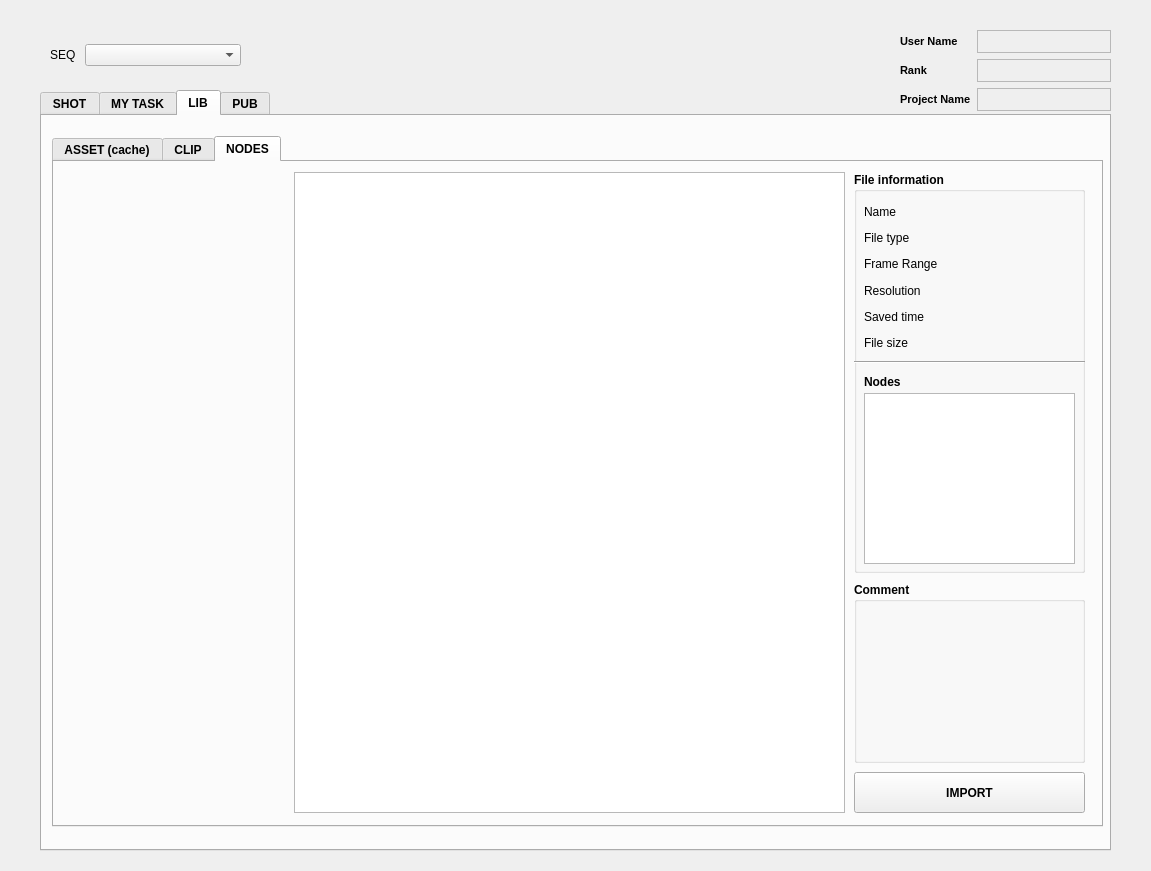
Qt form pipeline/scripts/loader/loader_ui/main_window_v002.ui (UiChul/yummy) before a commit.
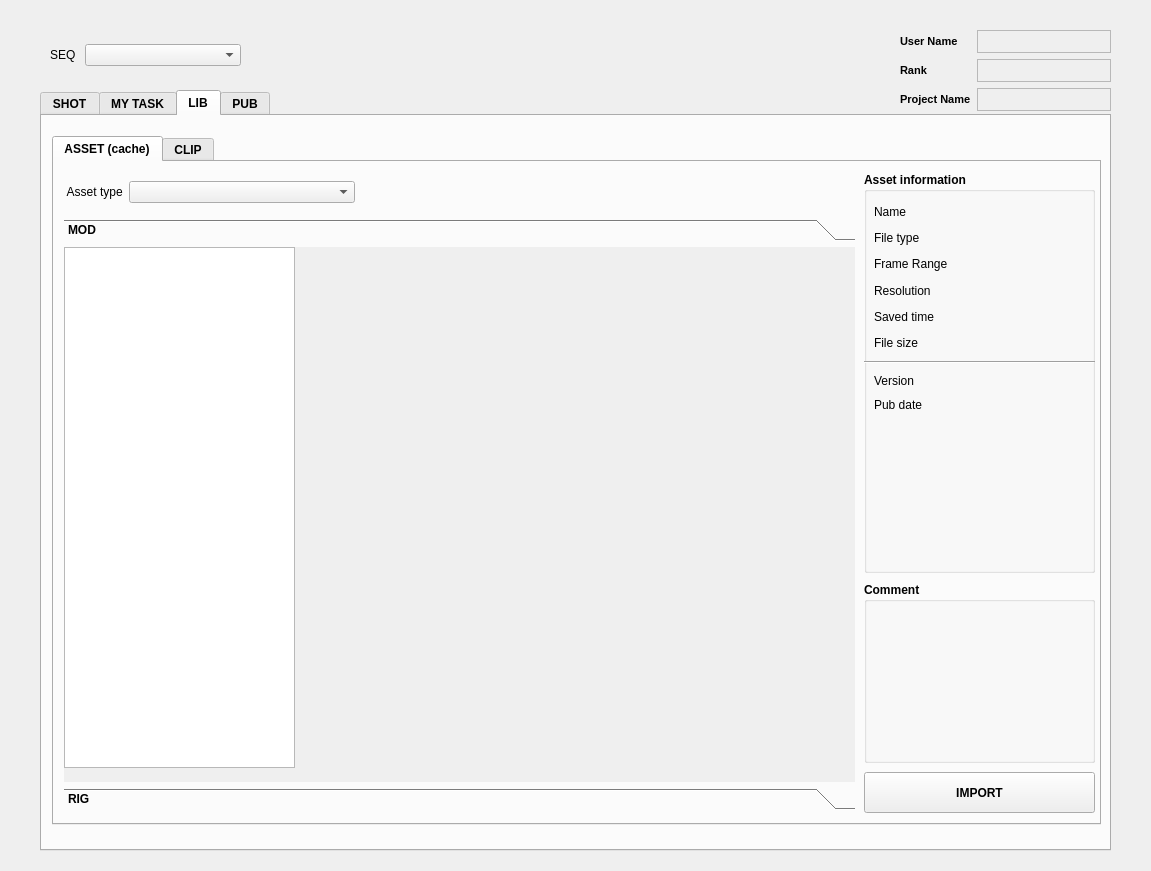
The same form after that commit. The open tabs and pages were chosen to show the change.

What changed in the file:
```diff
--- a/pipeline/scripts/loader/loader_ui/main_window_v002.ui
+++ b/pipeline/scripts/loader/loader_ui/main_window_v002.ui
@@ -1159,18 +1159,15 @@
     <attribute name="title">
      <string>LIB</string>
     </attribute>
-    <widget class="QWidget" name="gridLayoutWidget_2">
-     <property name="geometry">
-      <rect>
-       <x>10</x>
-       <y>20</y>
-       <width>1051</width>
-       <height>691</height>
-      </rect>
-     </property>
-     <layout class="QGridLayout" name="gridLayout_3">
-      <item row="0" column="0">
        <widget class="QTabWidget" name="tabWidget_template">
+     <property name="geometry">
+      <rect>
+       <x>10</x>
+       <y>20</y>
+       <width>1049</width>
+       <height>689</height>
+      </rect>
+     </property>
         <property name="font">
          <font>
           <bold>true</bold>
@@ -1577,9 +1574,48 @@
            </font>
           </property>
           <property name="currentIndex">
-           <number>0</number>
-          </property>
-          <widget class="QWidget" name="page_5">
+        <number>1</number>
+       </property>
+       <widget class="QWidget" name="page_mod">
+        <property name="geometry">
+         <rect>
+          <x>0</x>
+          <y>0</y>
+          <width>98</width>
+          <height>28</height>
+         </rect>
+        </property>
+        <attribute name="label">
+         <string>MOD</string>
+        </attribute>
+        <widget class="QListWidget" name="listWidget_mod">
+         <property name="geometry">
+          <rect>
+           <x>0</x>
+           <y>0</y>
+           <width>231</width>
+           <height>521</height>
+          </rect>
+         </property>
+         <property name="font">
+          <font>
+           <bold>false</bold>
+          </font>
+         </property>
+        </widget>
+        <widget class="QWidget" name="gridLayoutWidget_6">
+         <property name="geometry">
+          <rect>
+           <x>240</x>
+           <y>0</y>
+           <width>551</width>
+           <height>521</height>
+          </rect>
+         </property>
+         <layout class="QGridLayout" name="gridLayout_mod"/>
+        </widget>
+       </widget>
+       <widget class="QWidget" name="page_rig">
            <property name="geometry">
             <rect>
              <x>0</x>
@@ -1589,50 +1625,33 @@
             </rect>
            </property>
            <attribute name="label">
-            <string>MDL</string>
-           </attribute>
-           <widget class="QTableWidget" name="tableWidget_asset_mdl_asset">
+         <string>RIG</string>
+        </attribute>
+        <widget class="QListWidget" name="listWidget_rig">
+         <property name="geometry">
+          <rect>
+           <x>0</x>
+           <y>0</y>
+           <width>231</width>
+           <height>521</height>
+          </rect>
+         </property>
+         <property name="font">
+          <font>
+           <bold>false</bold>
+          </font>
+         </property>
+        </widget>
+        <widget class="QWidget" name="gridLayoutWidget_7">
             <property name="geometry">
              <rect>
               <x>240</x>
               <y>0</y>
               <width>551</width>
-              <height>525</height>
-             </rect>
-            </property>
-           </widget>
-           <widget class="QListWidget" name="listWidget_cache_name">
-            <property name="geometry">
-             <rect>
-              <x>0</x>
-              <y>0</y>
-              <width>231</width>
-              <height>525</height>
-             </rect>
-            </property>
-           </widget>
-          </widget>
-          <widget class="QWidget" name="page_6">
-           <property name="geometry">
-            <rect>
-             <x>0</x>
-             <y>0</y>
-             <width>100</width>
-             <height>30</height>
-            </rect>
-           </property>
-           <attribute name="label">
-            <string>ANI</string>
-           </attribute>
-           <widget class="QTableWidget" name="tableWidget_asset_ani_asset">
-            <property name="geometry">
-             <rect>
-              <x>0</x>
-              <y>1</y>
-              <width>501</width>
-              <height>564</height>
-             </rect>
-            </property>
+           <height>521</height>
+          </rect>
+         </property>
+         <layout class="QGridLayout" name="gridLayout_rig"/>
            </widget>
           </widget>
          </widget>
@@ -1665,12 +1684,18 @@
             </widget>
            </item>
            <item>
-            <widget class="QComboBox" name="comboBox_asset_type"/>
+         <widget class="QComboBox" name="comboBox_asset_type">
+          <property name="font">
+           <font>
+            <bold>false</bold>
+           </font>
+          </property>
+         </widget>
            </item>
           </layout>
          </widget>
         </widget>
-        <widget class="QWidget" name="tab_clip">
+     <widget class="QWidget" name="tab_clip_2">
          <attribute name="title">
           <string>CLIP</string>
          </attribute>
@@ -1910,378 +1935,12 @@
             <x>10</x>
             <y>10</y>
             <width>781</width>
-            <height>641</height>
-           </rect>
-          </property>
-          <property name="font">
-           <font>
-            <pointsize>10</pointsize>
-            <bold>false</bold>
-           </font>
-          </property>
-          <attribute name="horizontalHeaderVisible">
-           <bool>false</bool>
-          </attribute>
-          <attribute name="horizontalHeaderMinimumSectionSize">
-           <number>50</number>
-          </attribute>
-          <attribute name="horizontalHeaderStretchLastSection">
-           <bool>false</bool>
-          </attribute>
-          <attribute name="verticalHeaderVisible">
-           <bool>false</bool>
-          </attribute>
-          <attribute name="verticalHeaderMinimumSectionSize">
-           <number>50</number>
-          </attribute>
-          <attribute name="verticalHeaderDefaultSectionSize">
-           <number>100</number>
-          </attribute>
-         </widget>
-        </widget>
-        <widget class="QWidget" name="tab_nodes">
-         <attribute name="title">
-          <string>NODES</string>
-         </attribute>
-         <widget class="QGroupBox" name="groupBox_nodes_file_info">
-          <property name="geometry">
-           <rect>
-            <x>800</x>
-            <y>10</y>
-            <width>231</width>
-            <height>401</height>
-           </rect>
-          </property>
-          <property name="font">
-           <font>
-            <bold>true</bold>
-            <underline>false</underline>
-            <strikeout>false</strikeout>
-           </font>
-          </property>
-          <property name="title">
-           <string>File information</string>
-          </property>
-          <property name="flat">
-           <bool>false</bool>
-          </property>
-          <property name="checkable">
-           <bool>false</bool>
-          </property>
-          <widget class="QWidget" name="verticalLayoutWidget_21">
-           <property name="geometry">
-            <rect>
-             <x>10</x>
-             <y>30</y>
-             <width>74</width>
-             <height>151</height>
-            </rect>
-           </property>
-           <layout class="QVBoxLayout" name="verticalLayout_23">
-            <item>
-             <widget class="QLabel" name="label_59">
-              <property name="font">
-               <font>
-                <pointsize>9</pointsize>
-                <bold>false</bold>
-                <underline>false</underline>
-                <strikeout>false</strikeout>
-               </font>
-              </property>
-              <property name="text">
-               <string>Name</string>
-              </property>
-             </widget>
-            </item>
-            <item>
-             <widget class="QLabel" name="label_60">
-              <property name="font">
-               <font>
-                <pointsize>9</pointsize>
-                <bold>false</bold>
-                <underline>false</underline>
-                <strikeout>false</strikeout>
-               </font>
-              </property>
-              <property name="text">
-               <string>File type</string>
-              </property>
-             </widget>
-            </item>
-            <item>
-             <widget class="QLabel" name="label_75">
-              <property name="font">
-               <font>
-                <pointsize>9</pointsize>
-                <bold>false</bold>
-                <underline>false</underline>
-                <strikeout>false</strikeout>
-               </font>
-              </property>
-              <property name="text">
-               <string>Frame Range </string>
-              </property>
-             </widget>
-            </item>
-            <item>
-             <widget class="QLabel" name="label_76">
-              <property name="font">
-               <font>
-                <pointsize>9</pointsize>
-                <bold>false</bold>
-                <underline>false</underline>
-                <strikeout>false</strikeout>
-               </font>
-              </property>
-              <property name="text">
-               <string>Resolution</string>
-              </property>
-             </widget>
-            </item>
-            <item>
-             <widget class="QLabel" name="label_77">
-              <property name="font">
-               <font>
-                <pointsize>9</pointsize>
-                <bold>false</bold>
-                <underline>false</underline>
-                <strikeout>false</strikeout>
-               </font>
-              </property>
-              <property name="text">
-               <string>Saved time</string>
-              </property>
-             </widget>
-            </item>
-            <item>
-             <widget class="QLabel" name="label_78">
-              <property name="font">
-               <font>
-                <pointsize>9</pointsize>
-                <bold>false</bold>
-                <underline>false</underline>
-                <strikeout>false</strikeout>
-               </font>
-              </property>
-              <property name="text">
-               <string>File size</string>
-              </property>
-             </widget>
-            </item>
-           </layout>
-          </widget>
-          <widget class="QWidget" name="verticalLayoutWidget_22">
-           <property name="geometry">
-            <rect>
-             <x>90</x>
-             <y>30</y>
-             <width>131</width>
-             <height>151</height>
-            </rect>
-           </property>
-           <layout class="QVBoxLayout" name="verticalLayout_24">
-            <item>
-             <widget class="QLabel" name="label_nodes_filename">
-              <property name="font">
-               <font>
-                <pointsize>9</pointsize>
-                <bold>false</bold>
-                <underline>false</underline>
-                <strikeout>false</strikeout>
-               </font>
-              </property>
-              <property name="text">
-               <string/>
-              </property>
-             </widget>
-            </item>
-            <item>
-             <widget class="QLabel" name="label_nodes_filetype">
-              <property name="font">
-               <font>
-                <pointsize>9</pointsize>
-                <bold>false</bold>
-                <underline>false</underline>
-                <strikeout>false</strikeout>
-               </font>
-              </property>
-              <property name="text">
-               <string/>
-              </property>
-             </widget>
-            </item>
-            <item>
-             <widget class="QLabel" name="label_nodes_framerange">
-              <property name="font">
-               <font>
-                <pointsize>9</pointsize>
-                <bold>false</bold>
-                <underline>false</underline>
-                <strikeout>false</strikeout>
-               </font>
-              </property>
-              <property name="text">
-               <string/>
-              </property>
-             </widget>
-            </item>
-            <item>
-             <widget class="QLabel" name="label_nodes_resolution">
-              <property name="font">
-               <font>
-                <pointsize>9</pointsize>
-                <bold>false</bold>
-                <underline>false</underline>
-                <strikeout>false</strikeout>
-               </font>
-              </property>
-              <property name="text">
-               <string/>
-              </property>
-             </widget>
-            </item>
-            <item>
-             <widget class="QLabel" name="label_nodes_savedtime">
-              <property name="font">
-               <font>
-                <pointsize>9</pointsize>
-                <bold>false</bold>
-                <underline>false</underline>
-                <strikeout>false</strikeout>
-               </font>
-              </property>
-              <property name="text">
-               <string/>
-              </property>
-             </widget>
-            </item>
-            <item>
-             <widget class="QLabel" name="label_nodes_filesize">
-              <property name="font">
-               <font>
-                <pointsize>9</pointsize>
-                <bold>false</bold>
-                <underline>false</underline>
-                <strikeout>false</strikeout>
-               </font>
-              </property>
-              <property name="text">
-               <string/>
-              </property>
-             </widget>
-            </item>
-           </layout>
-          </widget>
-          <widget class="Line" name="line_4">
-           <property name="geometry">
-            <rect>
-             <x>0</x>
-             <y>175</y>
-             <width>231</width>
-             <height>31</height>
-            </rect>
-           </property>
-           <property name="orientation">
-            <enum>Qt::Horizontal</enum>
-           </property>
-          </widget>
-          <widget class="QListWidget" name="listWidget_nodes_info">
-           <property name="geometry">
-            <rect>
-             <x>10</x>
-             <y>221</y>
-             <width>211</width>
-             <height>171</height>
-            </rect>
-           </property>
-          </widget>
-          <widget class="QLabel" name="label_49">
-           <property name="geometry">
-            <rect>
-             <x>10</x>
-             <y>200</y>
-             <width>63</width>
-             <height>19</height>
-            </rect>
-           </property>
-           <property name="text">
-            <string>Nodes</string>
-           </property>
-          </widget>
-         </widget>
-         <widget class="QPushButton" name="pushButton_clip_nuke_2">
-          <property name="geometry">
-           <rect>
-            <x>800</x>
-            <y>610</y>
-            <width>231</width>
-            <height>41</height>
-           </rect>
-          </property>
-          <property name="text">
-           <string>IMPORT</string>
-          </property>
-         </widget>
-         <widget class="QGroupBox" name="groupBox_clip_comment_3">
-          <property name="geometry">
-           <rect>
-            <x>800</x>
-            <y>420</y>
-            <width>231</width>
-            <height>181</height>
-           </rect>
-          </property>
-          <property name="font">
-           <font>
-            <bold>true</bold>
-            <underline>false</underline>
-            <strikeout>false</strikeout>
-           </font>
-          </property>
-          <property name="title">
-           <string>Comment</string>
-          </property>
-          <property name="flat">
-           <bool>false</bool>
-          </property>
-          <property name="checkable">
-           <bool>false</bool>
-          </property>
-          <widget class="QLabel" name="label_82">
-           <property name="geometry">
-            <rect>
-             <x>10</x>
-             <y>30</y>
-             <width>211</width>
-             <height>141</height>
-            </rect>
-           </property>
-           <property name="font">
-            <font>
-             <bold>false</bold>
-             <underline>false</underline>
-             <strikeout>false</strikeout>
-            </font>
-           </property>
-           <property name="text">
-            <string/>
-           </property>
-          </widget>
-         </widget>
-         <widget class="QTableWidget" name="tableWidget_nodes_files">
-          <property name="geometry">
-           <rect>
-            <x>240</x>
-            <y>10</y>
-            <width>551</width>
-            <height>641</height>
-           </rect>
-          </property>
-         </widget>
-        </widget>
-       </widget>
-      </item>
-     </layout>
+         <height>631</height>
+        </rect>
+       </property>
+       <layout class="QGridLayout" name="gridLayout_clip"/>
+      </widget>
+     </widget>
     </widget>
    </widget>
    <widget class="QWidget" name="tab_pub">
```
Left out of the diff: 58 changed lines with no effect on the pictures. Lines whose indentation alone changed are shown as unchanged.
